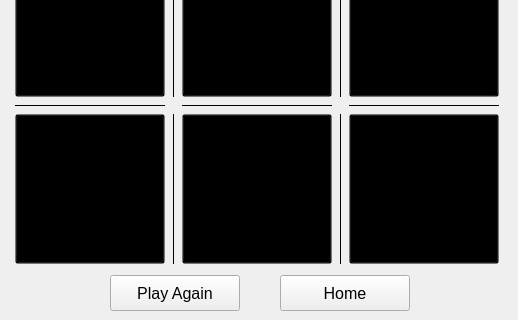
The window that Tic-Tac-Toe-Game/game_window.ui (ahmedg3x1/Tic-Tac-Toe-Game) describes before a commit, drawn with Qt 5; both pictures show x 0 to 518 and y 280 to 600 of the 518 by 600 pixel window.
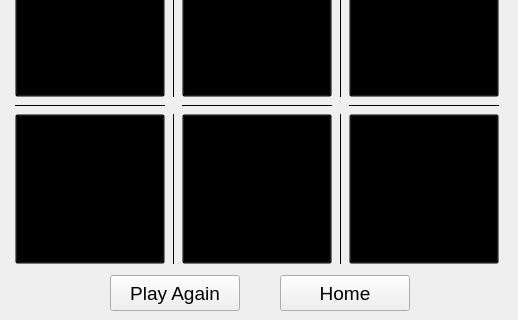
The same window after the commit.

What changed in the file:
```diff
--- a/Tic-Tac-Toe-Game/game_window.ui
+++ b/Tic-Tac-Toe-Game/game_window.ui
@@ -424,7 +424,7 @@
     </property>
     <property name="font">
      <font>
-      <pointsize>12</pointsize>
+      <pointsize>14</pointsize>
      </font>
     </property>
     <property name="text">
@@ -454,7 +454,7 @@
     </property>
     <property name="font">
      <font>
-      <pointsize>12</pointsize>
+      <pointsize>14</pointsize>
      </font>
     </property>
     <property name="text">
```
Left out of the diff: 4 changed lines with no effect on the pictures.
